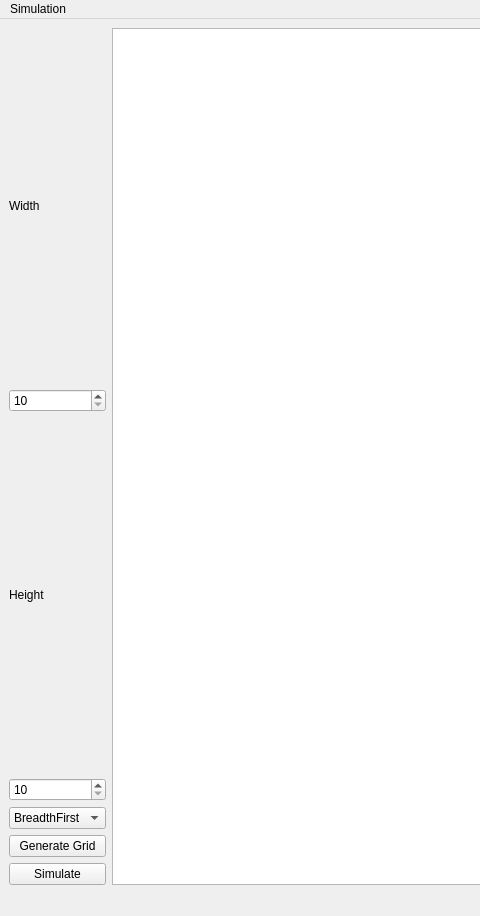
The window that Pathfinding_GUI/mainwindow.ui (g-ptasinski/Pathfinding) describes before a commit, drawn with Qt 5; both pictures show x 0 to 480 and y 0 to 916 of the 1219 by 916 pixel window.
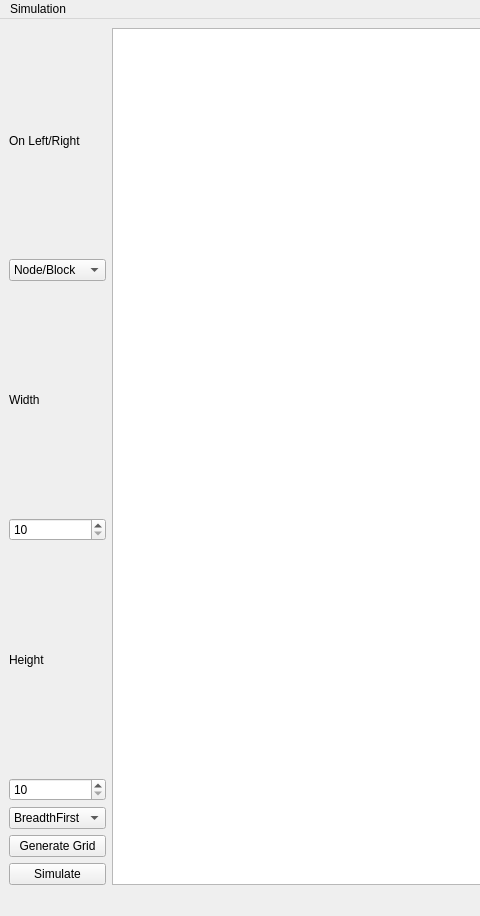
The same window after the commit.

```diff
--- a/Pathfinding_GUI/mainwindow.ui
+++ b/Pathfinding_GUI/mainwindow.ui
@@ -51,11 +51,29 @@
     </item>
     <item row="1" column="1">
      <layout class="QGridLayout" name="gridLayout">
-      <item row="0" column="0">
-       <layout class="QHBoxLayout" name="horizontalLayout"/>
-      </item>
-      <item row="1" column="0">
+      <item row="2" column="1">
        <layout class="QVBoxLayout" name="verticalLayout">
+        <item>
+         <widget class="QLabel" name="label_3">
+          <property name="text">
+           <string>On Left/Right</string>
+          </property>
+         </widget>
+        </item>
+        <item>
+         <widget class="QComboBox" name="comboBox">
+          <item>
+           <property name="text">
+            <string>Node/Block</string>
+           </property>
+          </item>
+          <item>
+           <property name="text">
+            <string>Start/Finish</string>
+           </property>
+          </item>
+         </widget>
+        </item>
         <item>
          <widget class="QLabel" name="label">
           <property name="text">
```
Left out of the diff: 3 changed lines with no effect on the pictures.
